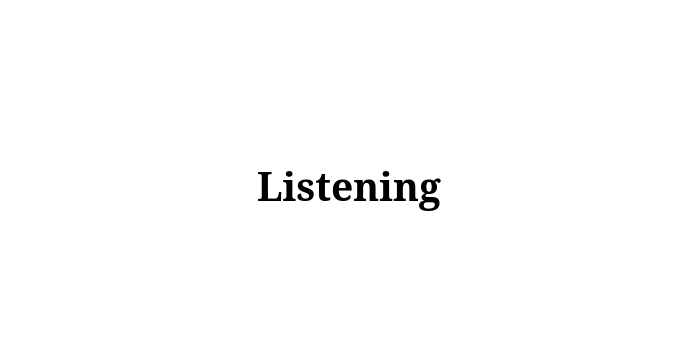
Old version of the form ui/listening_window.ui in the repository Achu-Worifung/quickMove.
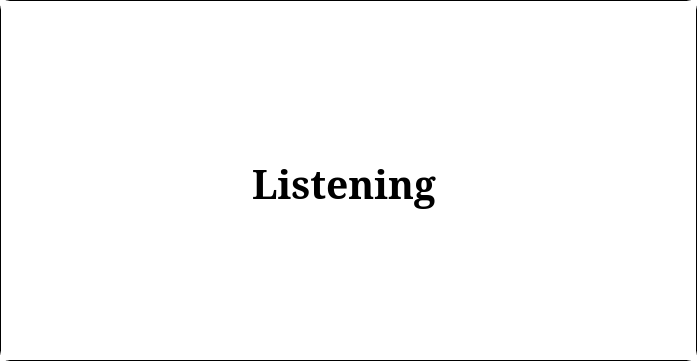
New version of the form. Icons and pictures are not drawn.

Commit message: linked the listening window to the mainwindow

What changed in the file:
```diff
--- a/ui/listening_window.ui
+++ b/ui/listening_window.ui
@@ -1,33 +1,34 @@
 <?xml version="1.0" encoding="UTF-8"?>
 <ui version="4.0">
- <class>Form</class>
- <widget class="QWidget" name="Form">
+ <class>Frame</class>
+ <widget class="QFrame" name="Frame">
   <property name="geometry">
    <rect>
     <x>0</x>
     <y>0</y>
-    <width>698</width>
-    <height>364</height>
+    <width>697</width>
+    <height>361</height>
    </rect>
   </property>
   <property name="windowTitle">
    <string>Form</string>
   </property>
   <property name="styleSheet">
-   <string notr="true">
-QPushButton
-{
+   <string notr="true">QFrame#Frame {
+    border-radius: 10px;
+    border: 0.5px solid black;
+    background-color:transparent;
 
+}
+
+QPushButton {
     border-style: none;
-
-
     border-color: none;
     padding: 4px;
-font:20px;
- border-radius: 5px;
+    font-size: 20px;
+    border-radius: 5px;
 }
-background-color:rgb(255, 255, 255);
-boder:none</string>
+</string>
   </property>
   <layout class="QVBoxLayout" name="verticalLayout_2">
    <property name="spacing">
@@ -61,8 +62,8 @@
        <rect>
         <x>0</x>
         <y>0</y>
-        <width>698</width>
-        <height>364</height>
+        <width>695</width>
+        <height>359</height>
        </rect>
       </property>
       <property name="styleSheet">
@@ -74,6 +75,9 @@
        <property name="spacing">
         <number>0</number>
        </property>
+       <property name="leftMargin">
+        <number>0</number>
+       </property>
        <property name="topMargin">
         <number>0</number>
        </property>
@@ -106,6 +110,12 @@
               <verstretch>0</verstretch>
              </sizepolicy>
             </property>
+            <property name="minimumSize">
+             <size>
+              <width>50</width>
+              <height>35</height>
+             </size>
+            </property>
             <property name="styleSheet">
              <string notr="true">QPushButton:hover#close_button
 {
```
Left out of the diff: 2 changed lines with no effect on the pictures. The commit also changes 7 other files.
